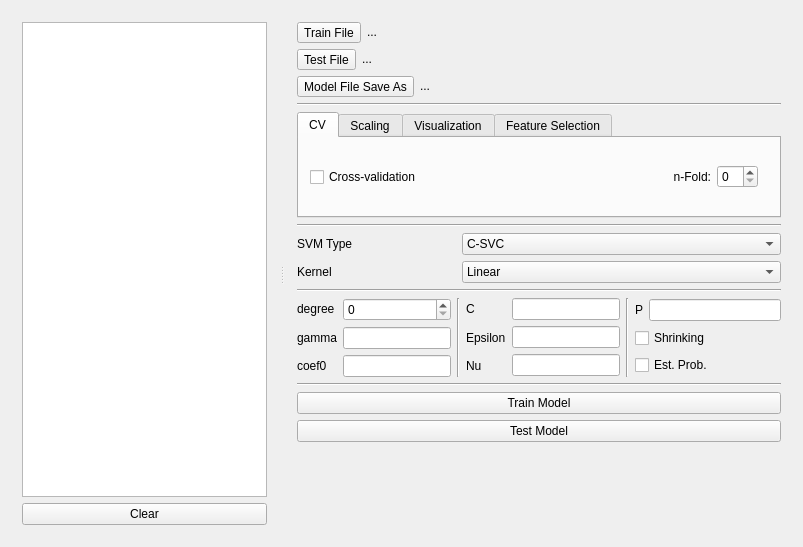
boidachenkop/dw, file svm-app/mainwindow.ui: the form before one commit.
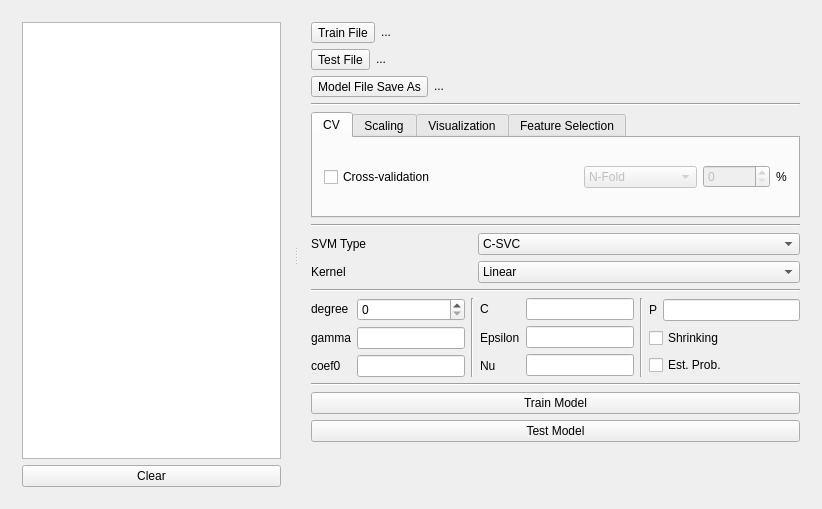
The form after the commit. The open tabs and pages were chosen to show the change.

Commit message: Add CV types

```diff
--- a/svm-app/mainwindow.ui
+++ b/svm-app/mainwindow.ui
@@ -6,8 +6,8 @@
    <rect>
     <x>0</x>
     <y>0</y>
-    <width>803</width>
-    <height>547</height>
+    <width>822</width>
+    <height>509</height>
    </rect>
   </property>
   <property name="sizePolicy">
@@ -45,6 +45,12 @@
             <verstretch>0</verstretch>
            </sizepolicy>
           </property>
+          <property name="minimumSize">
+           <size>
+            <width>200</width>
+            <height>0</height>
+           </size>
+          </property>
          </widget>
         </item>
         <item>
@@ -208,14 +214,6 @@
            </attribute>
            <layout class="QHBoxLayout" name="horizontalLayout">
             <item>
-             <layout class="QHBoxLayout" name="crossValidation_horizontalLayout">
-              <property name="sizeConstraint">
-               <enum>QLayout::SetFixedSize</enum>
-              </property>
-              <property name="rightMargin">
-               <number>10</number>
-              </property>
-              <item>
                <widget class="QCheckBox" name="crossValidation_checkBox">
                 <property name="sizePolicy">
                  <sizepolicy hsizetype="Minimum" vsizetype="Fixed">
@@ -229,32 +227,61 @@
                </widget>
               </item>
               <item>
-               <widget class="QLabel" name="nFold_label">
+             <widget class="QComboBox" name="cvType_comboBox">
+              <property name="enabled">
+               <bool>false</bool>
+              </property>
                 <property name="sizePolicy">
-                 <sizepolicy hsizetype="Preferred" vsizetype="Fixed">
+               <sizepolicy hsizetype="Fixed" vsizetype="Fixed">
                   <horstretch>0</horstretch>
                   <verstretch>0</verstretch>
                  </sizepolicy>
                 </property>
+              <item>
                 <property name="text">
-                 <string>n-Fold:</string>
-                </property>
-                <property name="alignment">
-                 <set>Qt::AlignRight|Qt::AlignTrailing|Qt::AlignVCenter</set>
-                </property>
+                <string>N-Fold</string>
+               </property>
+              </item>
+              <item>
+               <property name="text">
+                <string>Leave One Out</string>
+               </property>
+              </item>
+              <item>
+               <property name="text">
+                <string>Percentage</string>
+               </property>
+              </item>
                </widget>
               </item>
               <item>
-               <widget class="QSpinBox" name="nFold_spinBox">
+             <widget class="QSpinBox" name="cv_spinBox">
+              <property name="enabled">
+               <bool>false</bool>
+              </property>
                 <property name="sizePolicy">
                  <sizepolicy hsizetype="Fixed" vsizetype="Fixed">
                   <horstretch>0</horstretch>
                   <verstretch>0</verstretch>
                  </sizepolicy>
                 </property>
-               </widget>
-              </item>
-             </layout>
+              <property name="maximum">
+               <number>999999999</number>
+              </property>
+             </widget>
+            </item>
+            <item>
+             <widget class="QLabel" name="percent_label">
+              <property name="sizePolicy">
+               <sizepolicy hsizetype="Fixed" vsizetype="Fixed">
+                <horstretch>0</horstretch>
+                <verstretch>0</verstretch>
+               </sizepolicy>
+              </property>
+              <property name="text">
+               <string>%</string>
+              </property>
+             </widget>
             </item>
            </layout>
           </widget>
```
Left out of the diff: 54 changed lines with no effect on the pictures. Lines whose indentation alone changed are shown as unchanged. The commit also changes 6 other files.
